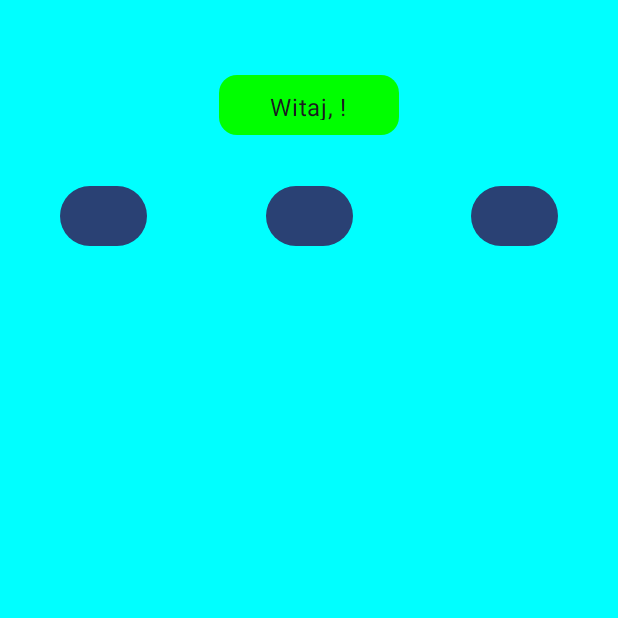
After one commit to KonDzioUrbanik/Android-Studio-Study-Kotlin, an Android app built with Jetpack Compose: the composable WelcomeScreen called with empty values, on a phone screen of 412 x 824 dp, the top half of it. The commit adds this screen. Run offline under Robolectric (Android 15) with nearby library versions, the phone set to English and light mode, and no system bars.

Commit message:
- Utworzono ekran logowania (StartScreenView) z polami tekstowymi i przyciskiem - Dodano nawigację do ekranu powitalnego z przekazaniem loginu - Uporządkowano kolory i układ ekranów - Przetestowano przepływ: wpisany login wyświetla się na ekranie powitalnym

```diff
--- a/app/build.gradle.kts
+++ b/app/build.gradle.kts
@@ -1,3 +1,5 @@
+
+
 plugins {
     alias(libs.plugins.android.application)
     alias(libs.plugins.kotlin.android)
@@ -57,4 +59,6 @@ dependencies {
     androidTestImplementation(libs.androidx.compose.ui.test.junit4)
     debugImplementation(libs.androidx.compose.ui.tooling)
     debugImplementation(libs.androidx.compose.ui.test.manifest)
+    implementation("androidx.navigation:navigation-compose:2.8.3")
+
 }
--- a/app/src/main/java/com/konrados/android_studio_study_kotlin/MainActivity.kt
+++ b/app/src/main/java/com/konrados/android_studio_study_kotlin/MainActivity.kt
@@ -4,14 +4,16 @@ import android.os.Bundle
 import androidx.activity.ComponentActivity
 import androidx.activity.compose.setContent
 import androidx.activity.enableEdgeToEdge
-import com.konrados.android_studio_study_kotlin.screens.StartScreenView
+import androidx.navigation.compose.rememberNavController
+import com.konrados.android_studio_study_kotlin.navigation.AppNavHost
 
 class MainActivity : ComponentActivity() {
     override fun onCreate(savedInstanceState: Bundle?) {
         super.onCreate(savedInstanceState)
         enableEdgeToEdge()
         setContent {
-            StartScreenView()
+            val nav = rememberNavController() // tworzymy kontroler nawigacji
+            AppNavHost(nav = nav)             // podpinamy nasz NavHost z trasami
         }
     }
 }
--- /dev/null
+++ b/app/src/main/java/com/konrados/android_studio_study_kotlin/navigation/Routes.kt
@@ -0,0 +1,6 @@
+package com.konrados.android_studio_study_kotlin.navigation
+
+object Routes {
+    const val LOGIN = "login"
+    const val WELCOME = "welcome/{username}"
+}
--- /dev/null
+++ b/app/src/main/java/com/konrados/android_studio_study_kotlin/screens/WelcomeScreen.kt
@@ -0,0 +1,94 @@
+package com.konrados.android_studio_study_kotlin.screens
+
+import android.annotation.SuppressLint
+import androidx.compose.foundation.Image
+import androidx.compose.foundation.background
+import androidx.compose.foundation.layout.Arrangement
+import androidx.compose.foundation.layout.Box
+import androidx.compose.foundation.layout.Column
+import androidx.compose.foundation.layout.Row
+import androidx.compose.foundation.layout.fillMaxSize
+import androidx.compose.foundation.layout.height
+import androidx.compose.foundation.layout.padding
+import androidx.compose.foundation.layout.width
+import androidx.compose.material3.Button
+import androidx.compose.material3.Card
+import androidx.compose.material3.CardDefaults
+import androidx.compose.material3.Scaffold
+import androidx.compose.material3.Text
+import androidx.compose.runtime.Composable
+import androidx.compose.ui.Alignment
+import androidx.compose.ui.Modifier
+import androidx.compose.ui.graphics.Color
+import androidx.compose.ui.res.painterResource
+import androidx.compose.ui.tooling.preview.Preview
+import androidx.compose.ui.unit.dp
+import com.konrados.android_studio_study_kotlin.R
+
+
+@SuppressLint("UnusedMaterial3ScaffoldPaddingParameter")
+@Composable
+fun WelcomeScreen(username: String) {
+    Scaffold {
+        Column(
+            modifier = Modifier
+                .background(Color.Cyan)
+                .fillMaxSize(),
+            horizontalAlignment = Alignment.CenterHorizontally
+        ) {
+            Card(
+
+                modifier = Modifier
+                    .width(220.dp)
+                    .height(140.dp)
+                    .padding(50.dp),
+                colors = CardDefaults.cardColors(
+                    containerColor = Color.Green
+                ),
+
+            ) {
+                Text(text = "Witaj, $username!", modifier = Modifier
+                    .padding(0.dp,10.dp)
+                    .align(Alignment.CenterHorizontally),
+                )
+
+            }
+
+        }
+        Row(
+            modifier = Modifier
+                .fillMaxSize()
+                .padding(40.dp,120.dp,40.dp,0.dp),
+            horizontalArrangement = Arrangement.SpaceBetween
+        ) {
+            Box(){
+                Button(
+                    onClick = { /*TODO*/ },
+                ) {
+
+                }
+            }
+            Box(){
+                Button(
+                    onClick = { /*TODO*/ },
+                ) {
+
+                }
+            }
+            Box(){
+                Button(
+                    onClick = { /*TODO*/ },
+                ) {
+
+                }
+            }
+        }
+    }
+
+}
+
+@Preview(showBackground = true)
+@Composable
+fun WelcomeScreenPreview() {
+    WelcomeScreen(username = "Username")
+}
--- a/gradle/libs.versions.toml
+++ b/gradle/libs.versions.toml
@@ -8,9 +8,11 @@ espressoCore = "3.7.0"
 lifecycleRuntimeKtx = "2.6.1"
 activityCompose = "1.11.0"
 composeBom = "2024.09.00"
+navigationCompose = "2.9.5"
 
 [libraries]
 androidx-core-ktx = { group = "androidx.core", name = "core-ktx", version.ref = "coreKtx" }
+androidx-navigation-compose = { module = "androidx.navigation:navigation-compose", version.ref = "navigationCompose" }
 junit = { group = "junit", name = "junit", version.ref = "junit" }
 androidx-junit = { group = "androidx.test.ext", name = "junit", version.ref = "junitVersion" }
 androidx-espresso-core = { group = "androidx.test.espresso", name = "espresso-core", version.ref = "espressoCore" }
```
Also changed, not shown: app/src/main/java/com/konrados/android_studio_study_kotlin/navigation/AppNavHost.kt (added, +106 -0 lines), app/src/main/java/com/konrados/android_studio_study_kotlin/screens/StartScreen.kt (+23 -8 lines).
